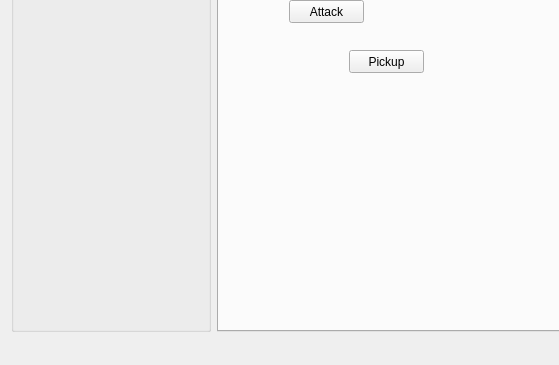
antonshtunder/l2botcontrol, file mainwindow.ui: the form before one commit; both pictures show x 0 to 559 and y 113 to 478 of the 723 by 478 pixel window.
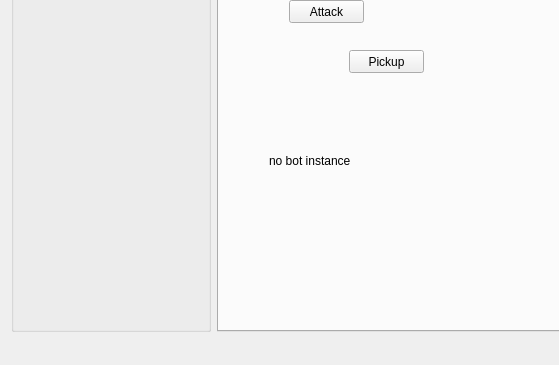
The form after the commit.

The edit to the form file:
```diff
--- a/mainwindow.ui
+++ b/mainwindow.ui
@@ -86,6 +86,19 @@
          <string>Pickup</string>
         </property>
        </widget>
+       <widget class="QLabel" name="lblBotInstance">
+        <property name="geometry">
+         <rect>
+          <x>50</x>
+          <y>190</y>
+          <width>101</width>
+          <height>21</height>
+         </rect>
+        </property>
+        <property name="text">
+         <string>no bot instance</string>
+        </property>
+       </widget>
       </widget>
       <widget class="QWidget" name="inventoryTab">
        <attribute name="title">
```
